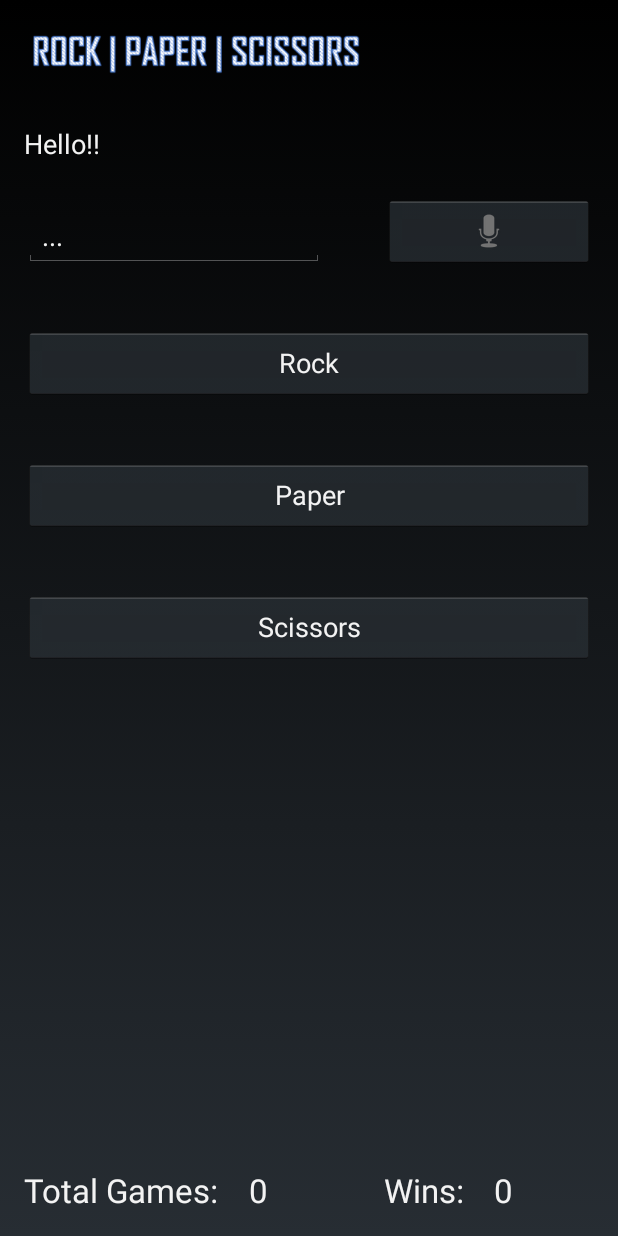
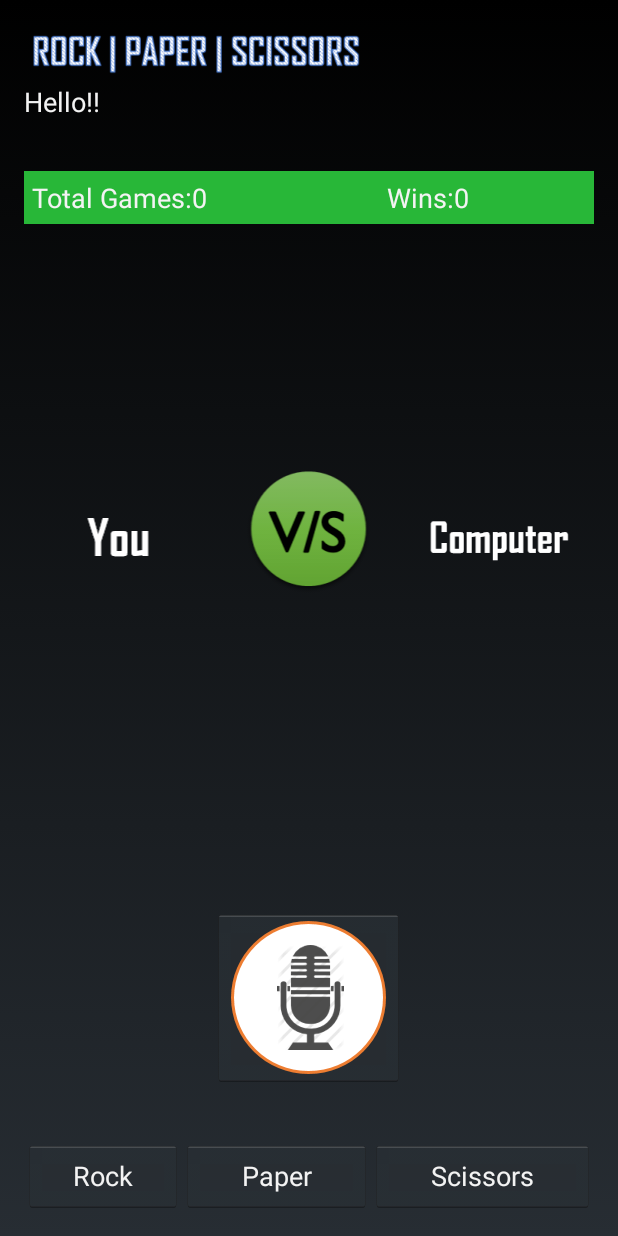
Before and after one commit to avaneeshd/RockPaperScissors, an Android app: the layout activity_main.xml on its own in the app's theme, with its tools: preview values and no code run, on a phone screen of 412 x 824 dp. Run offline under Robolectric (Android 15) with nearby library versions, the phone set to English and light mode, and no system bars.

Commit message:
layout changes and images

```diff
--- a/app/src/main/java/apps/avaneesh/com/rockpaperscissors/MainActivity.java
+++ b/app/src/main/java/apps/avaneesh/com/rockpaperscissors/MainActivity.java
@@ -20,7 +20,7 @@ import java.util.ArrayList;
 public class MainActivity extends Activity implements View.OnClickListener{
     protected static final int REQUEST_OK = 1;
 
-    private EditText txtSpeech;
+    private TextView txtSpeech;
     protected SpeechRecognizer sr;
     GameEngine ge;
     @Override
@@ -68,8 +68,8 @@ public class MainActivity extends Activity implements View.OnClickListener{
             }
             if(recordedWords[0].equals("rock") || recordedWords[0].equals("paper")
                     || recordedWords[0].equals("scissors")){
-                ((TextView) findViewById(R.id.txtSpeak)).setText(recordedWords[0]);
-                showResult(recordedWords[0]);
+                ((TextView) findViewById(R.id.txtSpeak)).setText(recordedWords[0].toUpperCase());
+                showResult(recordedWords[0].toUpperCase());
             }
             else {
                 ((TextView) findViewById(R.id.txtSpeak)).setText("Try again!");
@@ -109,7 +109,8 @@ public class MainActivity extends Activity implements View.OnClickListener{
     private View.OnClickListener CalculateResult = new View.OnClickListener(){
         @Override
         public void onClick(View view){
-            String buttonText = ((Button)view).getText().toString().toLowerCase();
+            String buttonText = ((Button)view).getText().toString().toUpperCase();
+            ((TextView) findViewById(R.id.txtSpeak)).setText(buttonText);
             showResult(buttonText);
         }
     };
@@ -120,16 +121,18 @@ public class MainActivity extends Activity implements View.OnClickListener{
         String title = "";
         int result = 0;
         int bot_choice = 0;
-        if(userChoice.equals("rock")){
+        if(userChoice.equals("ROCK")){
             result = ge.calc(0);
         }
-        else if(userChoice.equals("paper")){
+        else if(userChoice.equals("PAPER")){
             result = ge.calc(1);
         }
-        else if(userChoice.equals("scissors")){
+        else if(userChoice.equals("SCISSORS")){
             result = ge.calc(2);
         }
         bot_choice = ge.getRandom();
+        ((TextView)findViewById(R.id.txtBot)).setText(choice[bot_choice]);
+
         message = ge.getMessage();
 
         if(result == 1){
--- a/app/src/main/java/apps/avaneesh/com/rockpaperscissors/RPSDatabase.java
+++ b/app/src/main/java/apps/avaneesh/com/rockpaperscissors/RPSDatabase.java
@@ -1,8 +1,5 @@
 package apps.avaneesh.com.rockpaperscissors;
 
-/**
- * Created by Avaneesh on 16/09/2014.
- */
 
 import android.content.Context;
 import android.database.sqlite.SQLiteDatabase;
--- a/app/src/main/res/layout/activity_main.xml
+++ b/app/src/main/res/layout/activity_main.xml
@@ -27,76 +27,68 @@
         android:layout_below="@+id/imageView"
         android:layout_alignParentLeft="true"
         android:layout_alignParentStart="true"
-        android:layout_marginTop="31dp" />
-
-    <EditText
-        android:clickable="false"
-        android:cursorVisible="false"
-        android:focusable="false"
-        android:focusableInTouchMode="false"
-        android:layout_width="wrap_content"
-        android:layout_height="wrap_content"
-        android:id="@+id/txtSpeak"
-        android:width="200dp"
-        android:text="..."
-        android:height="40dp"
-        android:layout_marginTop="30dp"
-        android:layout_below="@+id/txtHello"
-        android:layout_alignParentLeft="true"
-        android:layout_alignParentStart="true" />
+        android:layout_marginTop="3dp" />
 
     <ImageButton
         android:id="@+id/btnSpeak"
         android:layout_width="wrap_content"
         android:layout_height="wrap_content"
-        android:layout_toEndOf="@+id/imageView"
-        android:src="@android:drawable/ic_btn_speak_now"
-        android:layout_alignBottom="@+id/txtSpeak"
-        android:layout_alignParentRight="true"
-        android:layout_alignParentEnd="true"
-        android:layout_toRightOf="@+id/imageView" />
+        android:layout_toEndOf="@+id/textView2"
+        android:src="@drawable/microphone"
+        android:layout_above="@+id/tableRow"
+        android:layout_centerHorizontal="true"
+        android:layout_marginBottom="36dp" />
 
+
+    <TableRow
+        android:layout_width="fill_parent"
+        android:layout_height="wrap_content"
+        android:id="@+id/tableRow"
+        android:layout_alignParentBottom="true"
+        android:layout_alignParentLeft="true"
+        android:layout_alignParentStart="true">
         <Button
-        android:layout_width="wrap_content"
+            android:layout_width="105dp"
             android:layout_height="wrap_content"
             android:text="Rock"
             android:id="@+id/btnRock"
-        android:layout_marginTop="40dp"
-        android:layout_below="@+id/txtSpeak"
+            android:layout_above="@+id/textView2"
             android:layout_alignParentLeft="true"
-        android:layout_alignParentStart="true"
-        android:layout_alignParentRight="true"
-        android:layout_alignParentEnd="true" />
-
+            android:layout_alignParentStart="true" />
         <Button
             android:layout_width="wrap_content"
             android:layout_height="wrap_content"
             android:text="Paper"
             android:id="@+id/btnPaper"
-        android:layout_marginTop="40dp"
-        android:layout_below="@+id/btnRock"
-        android:layout_alignRight="@+id/btnRock"
-        android:layout_alignEnd="@+id/btnRock"
-        android:layout_alignParentLeft="true"
-        android:layout_alignParentStart="true" />
-
+            android:layout_weight="1"
+            android:layout_above="@+id/btnRock"
+            android:layout_alignParentLeft="true" />
         <Button
             android:layout_width="wrap_content"
             android:layout_height="wrap_content"
             android:text="Scissors"
+            android:layout_weight="1"
             android:id="@+id/btnScissors"
-        android:width="40dp"
-        android:layout_marginTop="40dp"
-        android:layout_below="@+id/btnPaper"
+            android:layout_above="@+id/btnPaper"
+            android:layout_alignParentLeft="true" />
+        </TableRow>
+
+    <LinearLayout
+        android:orientation="horizontal"
+        android:layout_width="fill_parent"
+        android:layout_height="wrap_content"
+        android:background="#ff28b738"
+        android:padding="5dp"
+        android:layout_below="@+id/txtHello"
         android:layout_alignParentLeft="true"
         android:layout_alignParentStart="true"
-        android:layout_alignRight="@+id/btnPaper"
-        android:layout_alignEnd="@+id/btnPaper" />
+        android:layout_marginTop="34dp"
+        android:id="@+id/linearlayout1">
 
         <TextView
             android:layout_width="wrap_content"
             android:layout_height="wrap_content"
-        android:textAppearance="?android:attr/textAppearanceLarge"
+            android:textAppearance="?android:attr/textAppearanceMedium"
             android:text="@string/total_games"
             android:id="@+id/textView2"
             android:layout_alignParentBottom="true"
@@ -106,32 +98,90 @@
         <TextView
             android:layout_width="wrap_content"
             android:layout_height="wrap_content"
-        android:textAppearance="?android:attr/textAppearanceLarge"
+            android:textAppearance="?android:attr/textAppearanceMedium"
+            android:text="0"
+            android:id="@+id/total_games"
+            android:layout_toEndOf="@+id/textView2"
+            android:layout_toRightOf="@+id/textView2"
+            android:layout_alignRight="@+id/txtSpeak"
+            android:layout_alignEnd="@+id/txtSpeak"
+            android:layout_alignTop="@+id/textView2" />
+
+        <TextView
+            android:layout_width="wrap_content"
+            android:layout_height="wrap_content"
+            android:textAppearance="?android:attr/textAppearanceMedium"
             android:text="@string/wins"
             android:id="@+id/textView3"
             android:layout_alignParentBottom="true"
-        android:layout_alignLeft="@+id/btnSpeak" />
+            android:layout_alignLeft="@+id/btnSpeak"
+            android:layout_alignStart="@+id/btnSpeak"
+            android:layout_marginLeft="120dp" />
+
+        <TextView
+            android:layout_width="wrap_content"
+            android:layout_height="wrap_content"
+            android:textAppearance="?android:attr/textAppearanceMedium"
+            android:text="0"
+            android:id="@+id/wins_score"
+            android:layout_alignParentBottom="true"
+            android:layout_toEndOf="@+id/textView3"
+            android:layout_alignRight="@+id/btnSpeak"
+            android:layout_alignEnd="@+id/btnSpeak"
+            android:layout_toRightOf="@+id/textView3" />
+    </LinearLayout>
+
+    <ImageView
+        android:layout_width="wrap_content"
+        android:layout_height="wrap_content"
+        android:id="@+id/imgYou"
+        android:src="@drawable/you"
+        android:layout_toEndOf="@+id/txtHello"
+        android:layout_toStartOf="@+id/btnSpeak"
+        android:layout_above="@+id/txtBot"
+        android:layout_alignParentLeft="true"
+        android:layout_alignParentStart="true" />
+
+    <ImageView
+        android:layout_width="wrap_content"
+        android:layout_height="wrap_content"
+        android:id="@+id/imageView2"
+        android:src="@drawable/vs"
+        android:layout_toEndOf="@+id/imgYou"
+        android:layout_above="@+id/txtSpeak"
+        android:layout_toLeftOf="@+id/imageView3"
+        android:layout_toStartOf="@+id/imageView3" />
+
+    <ImageView
+        android:layout_width="wrap_content"
+        android:layout_height="wrap_content"
+        android:id="@+id/imageView3"
+        android:layout_toEndOf="@+id/btnSpeak"
+        android:src="@drawable/computer"
+        android:layout_alignBottom="@+id/imageView2"
+        android:layout_alignParentRight="true"
+        android:layout_alignParentEnd="true" />
 
     <TextView
         android:layout_width="wrap_content"
         android:layout_height="wrap_content"
         android:textAppearance="?android:attr/textAppearanceLarge"
-        android:text="0"
-        android:id="@+id/total_games"
-        android:layout_alignTop="@+id/textView2"
-        android:layout_toRightOf="@+id/textView2"
-        android:layout_toEndOf="@+id/textView2"
-        android:layout_marginLeft="20dp" />
+        android:id="@+id/txtBot"
+        android:layout_centerVertical="true"
+        android:gravity="center"
+        android:layout_alignRight="@+id/imageView3"
+        android:layout_alignEnd="@+id/imageView3"
+        android:width="120dp" />
 
     <TextView
         android:layout_width="wrap_content"
         android:layout_height="wrap_content"
         android:textAppearance="?android:attr/textAppearanceLarge"
-        android:text="0"
-        android:id="@+id/wins_score"
-        android:layout_alignParentBottom="true"
-        android:layout_toRightOf="@+id/textView3"
-        android:layout_toEndOf="@+id/textView3"
-        android:layout_marginLeft="20dp" />
+        android:id="@+id/txtSpeak"
+        android:layout_toStartOf="@+id/btnSpeak"
+        android:layout_centerVertical="true"
+        android:layout_alignParentLeft="true"
+        android:layout_alignParentStart="true"
+        android:gravity="center" />
 
 </RelativeLayout>
```
Also changed, not shown: app/src/main/res/drawable-hdpi/computer.png (added), app/src/main/res/drawable-hdpi/microphone.png (added), app/src/main/res/drawable-hdpi/vs.png (added), app/src/main/res/drawable-hdpi/you.png (added), app/src/main/res/drawable-mdpi/computer.png (added), app/src/main/res/drawable-mdpi/microphone.png (added), app/src/main/res/drawable-mdpi/vs.png (added), app/src/main/res/drawable-mdpi/you.png (added), app/src/main/res/drawable-xhdpi/computer.png (added), app/src/main/res/drawable-xhdpi/microphone.png (added), app/src/main/res/drawable-xhdpi/vs.png (added), app/src/main/res/drawable-xhdpi/you.png (added). Lines whose indentation alone changed are shown as unchanged.
